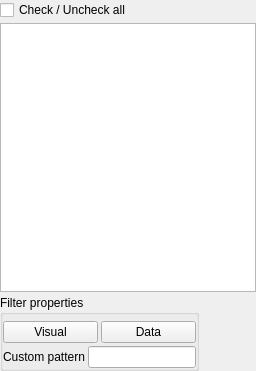
This is plugins/view/spreadsheet/TulipTableWidgetColumnSelectionWidget.ui in jalamao/tulip-1 as Qt 5 draws it before an edit. The edited form follows.
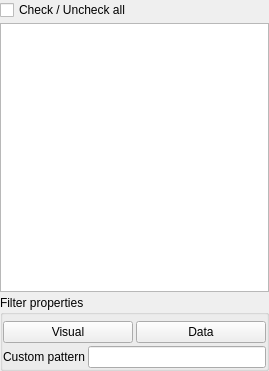
This is the edited form.

```diff
--- a/plugins/view/spreadsheet/TulipTableWidgetColumnSelectionWidget.ui
+++ b/plugins/view/spreadsheet/TulipTableWidgetColumnSelectionWidget.ui
@@ -6,7 +6,7 @@
    <rect>
     <x>0</x>
     <y>0</y>
-    <width>256</width>
+    <width>269</width>
     <height>371</height>
    </rect>
   </property>
@@ -52,7 +52,7 @@
    <item row="8" column="0">
     <widget class="QGroupBox" name="groupBox">
      <property name="sizePolicy">
-      <sizepolicy hsizetype="Fixed" vsizetype="Fixed">
+      <sizepolicy hsizetype="Expanding" vsizetype="Fixed">
        <horstretch>0</horstretch>
        <verstretch>0</verstretch>
       </sizepolicy>
```
Left out of the diff: 2 changed lines with no effect on the pictures.
